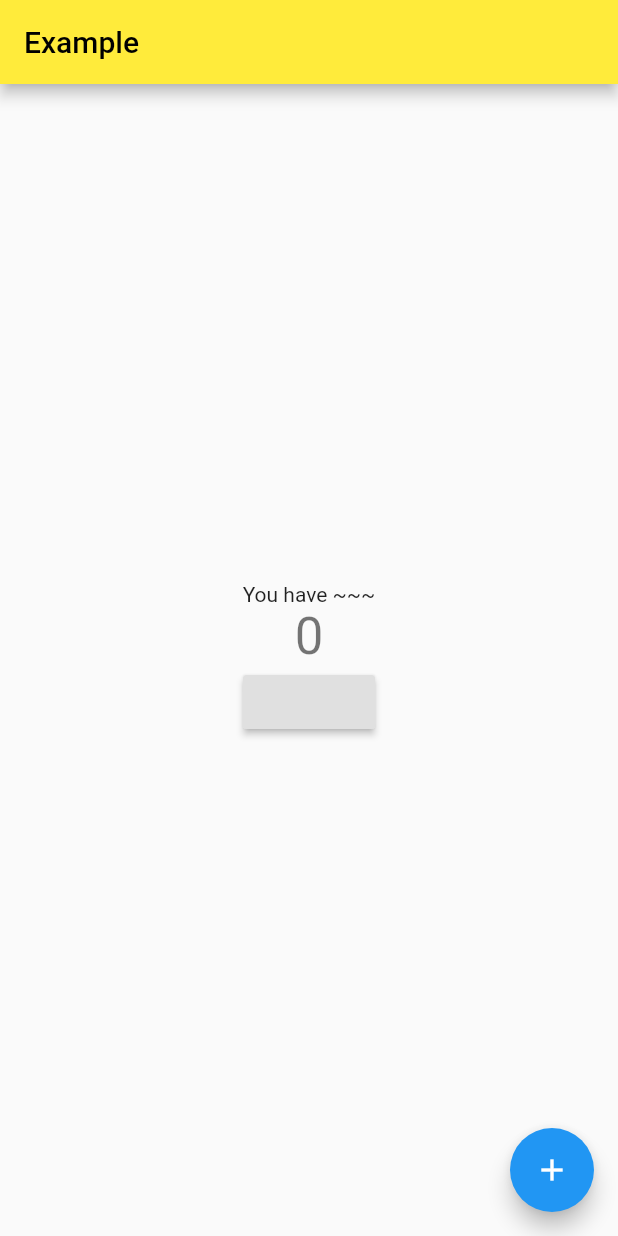
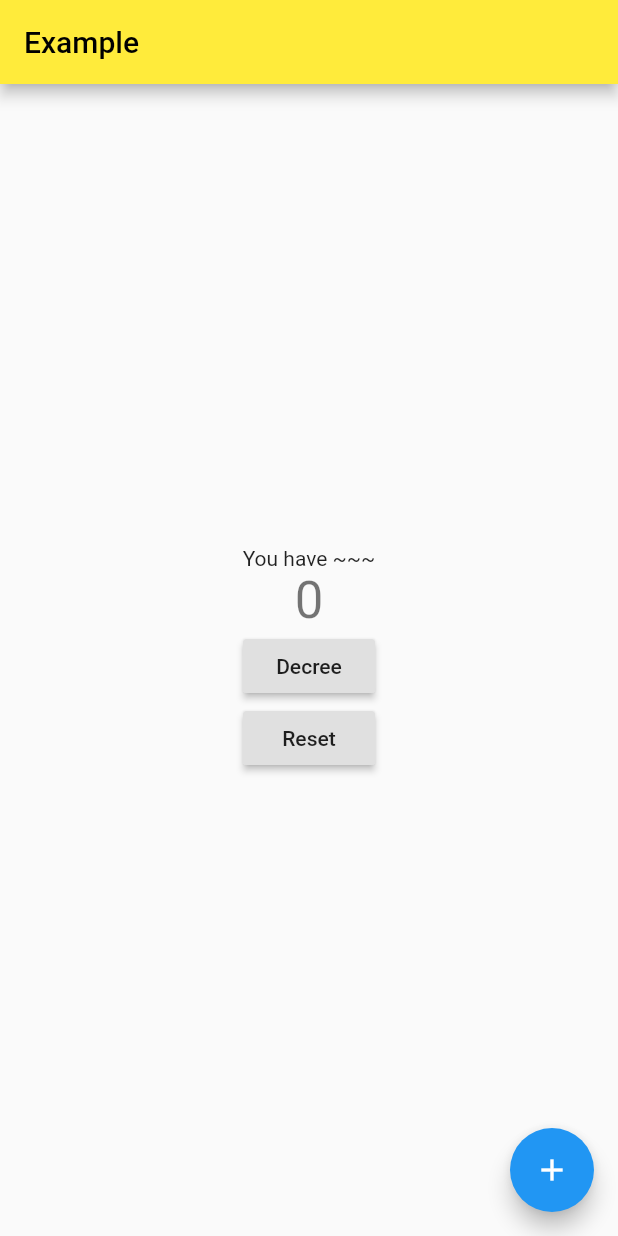
Before and after one commit to mm-masahiro/flutter-document-practice, a Flutter app: the screen it shows after launch, on a phone screen of 412 x 824 dp. Run offline on Flutter 3.47's test engine with Material 2 defaults, Android fonts, the phone set to English and light mode, and no system bars.

Commit message:
add reset function

```diff
--- a/myapp/lib/counter.dart
+++ b/myapp/lib/counter.dart
@@ -13,4 +13,9 @@ class Counter with ChangeNotifier {
     _count --;
     notifyListeners();
   }
+
+  void reset() {
+    _count = 0;
+    notifyListeners();
+  }
 }
--- a/myapp/lib/main.dart
+++ b/myapp/lib/main.dart
@@ -58,8 +58,15 @@ const MyHomepage({Key key}) : super(key : key);
               const Text('You have ~~~'),
               const Count(),
               RaisedButton(
+                child: Text("Decree"),
                 onPressed: () {
                   context.read<Counter>().decreement();
+                },
+              ),
+              RaisedButton(
+                child: Text("Reset"),
+                onPressed: () {
+                  context.read<Counter>().reset();
                 },
               )
             ],
```
